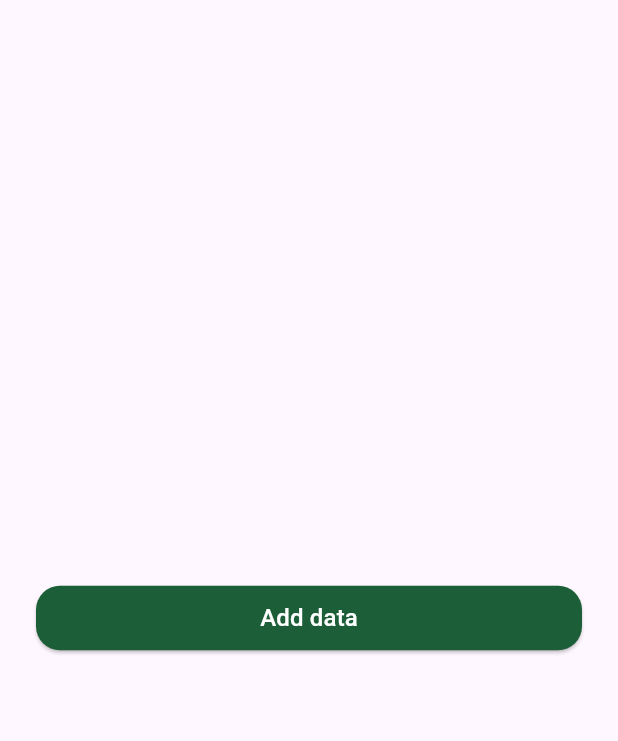
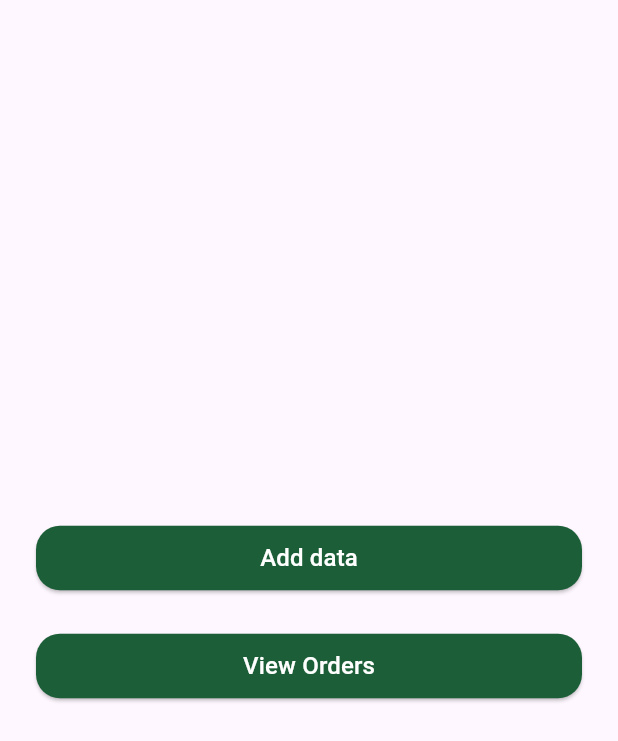
Before and after one commit to YoussefHamada-cs/fruits_e_commerce_dashbord, a Flutter app: the screen it shows after launch, on a phone screen of 412 x 824 dp. Shown: the top 741 px of the screen. Run offline on Flutter 3.47's test engine with Material 3 defaults, Android fonts, the phone set to English and light mode, and no system bars; our stand-ins replace cloud_firestore, dartz, firebase_core, firebase_storage, flutter_bloc, get_it and 5 more; accounts and stored records are empty.

Commit message:
OrderStatusEnum

```diff
--- /dev/null
+++ b/lib/core/enums/order_enums.dart
@@ -0,0 +1,6 @@
+enum OrderStatusEnum {
+  pending,
+  accepted,
+  delivered,
+  cancelled,
+}
--- a/lib/core/router/app_router.dart
+++ b/lib/core/router/app_router.dart
@@ -3,6 +3,7 @@ import 'package:fruits_hub_dashbord/core/router/app_routes.dart';
 import 'package:fruits_hub_dashbord/core/router/app_transitions.dart';
 import 'package:fruits_hub_dashbord/features/add_data/presentation/views/add_data_view.dart';
 import 'package:fruits_hub_dashbord/features/dashbord/views/dashbord_view.dart';
+import 'package:fruits_hub_dashbord/features/orders/presentation/views/order_view.dart';
 import 'package:go_router/go_router.dart';
 
 class AppRouter {
@@ -30,6 +31,17 @@ class AppRouter {
 
 
       ),
+       GoRoute(
+        path: AppRoutes.viewOrders,
+        name: AppRoutes.viewOrders,
+        pageBuilder: (context, state) => AppTransitions.slideFromRight(
+          context: context,
+          state: state,
+          child: const OrderView(),
+        ),
+
+
+      ),
     ],
   );
 }
--- a/lib/core/router/app_routes.dart
+++ b/lib/core/router/app_routes.dart
@@ -2,5 +2,5 @@ class AppRoutes {
 
   static const String dashbord = '/dashbord';
   static const String addData ='/addData';
-
+  static const String viewOrders ='/viewOrders';
 }
--- a/lib/core/services/data_base_service.dart
+++ b/lib/core/services/data_base_service.dart
@@ -2,6 +2,10 @@
 
 abstract class DataBaseService {
 Future<void> addData({required String path, required Map<String, dynamic> data,String? documentId});
-Future<Map<String, dynamic>> getData({required String path, required String documentId});
+  Future<dynamic> getData({
+    required String path,
+    String? docuementId,
+    Map<String, dynamic>? query,
+  });
 Future<bool> checkIsUserExists({required String path, required String documentId});
 }
--- a/lib/core/services/get_it_sevice.dart
+++ b/lib/core/services/get_it_sevice.dart
@@ -7,6 +7,8 @@ import 'package:fruits_hub_dashbord/core/services/data_base_service.dart';
 import 'package:fruits_hub_dashbord/core/services/fire_store_service.dart';
 import 'package:fruits_hub_dashbord/core/services/storage_service.dart';
 import 'package:fruits_hub_dashbord/core/services/supabase_storage_service.dart';
+import 'package:fruits_hub_dashbord/features/orders/data/repos/orders_repo_impl.dart';
+import 'package:fruits_hub_dashbord/features/orders/domain/repos/orders_repo.dart';
 import 'package:get_it/get_it.dart';
 
 final getIt = GetIt.instance;
@@ -24,6 +26,8 @@ void setupGetIt() {
     getIt.registerSingleton<ImagesRepo>(
    ImgesRepoImpl( storageService: getIt.get<StorageService>())
   );
-
+    getIt.registerSingleton<OrdersRepo>(
+   OrdersRepoImpl(dataBaseService:getIt.get<DataBaseService>() )
+  );
 
 }
--- a/lib/core/utils/end_points.dart
+++ b/lib/core/utils/end_points.dart
@@ -3,6 +3,7 @@ class EndPoints {
   static const String addProducts = 'addproducts';
   static const String users = 'users';
  static const String fruitsImages ='fruits_images';
+  static const String orders='orders';
 }
 class AppKeys{
   static const String url ='https://xufcvixjdqsoboaqtapz.supabase.co';
--- a/lib/features/add_data/presentation/views/widgets/image_field.dart
+++ b/lib/features/add_data/presentation/views/widgets/image_field.dart
@@ -1,5 +1,4 @@
 import 'dart:io';
-
 import 'package:flutter/material.dart';
 import 'package:image_picker/image_picker.dart';
 import 'package:skeletonizer/skeletonizer.dart';
--- a/lib/features/dashbord/views/widgets/dashbord_view_body.dart
+++ b/lib/features/dashbord/views/widgets/dashbord_view_body.dart
@@ -20,6 +20,15 @@ class DashboardViewBody extends StatelessWidget {
             },
           ),
         ),
+         Padding(
+          padding: const EdgeInsets.symmetric(vertical: 8.0, horizontal: 8.0),
+          child: CustomButton(
+            text: 'View Orders',
+            onPressed: () {
+              context.pushNamed(AppRoutes.viewOrders);
+            },
+          ),
+        ),
       ],
     );
   }
```
Also changed, not shown: lib/core/services/fire_store_service.dart (+25 -4 lines).
